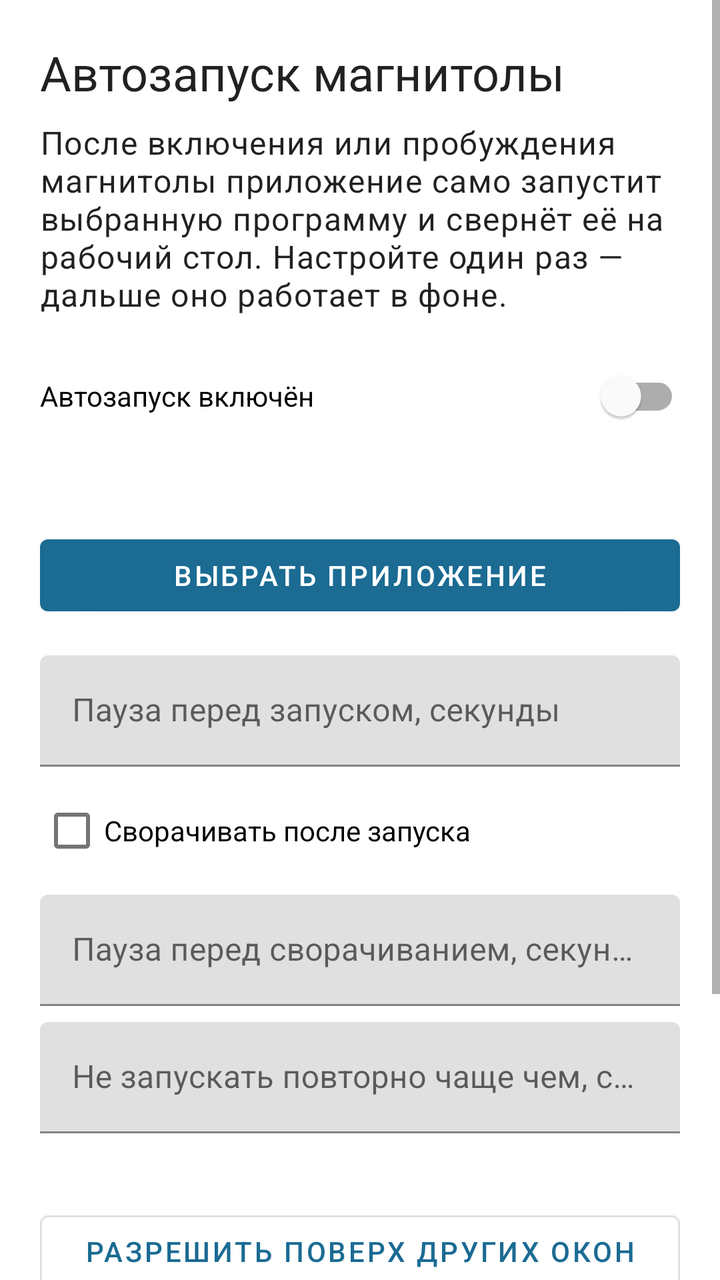
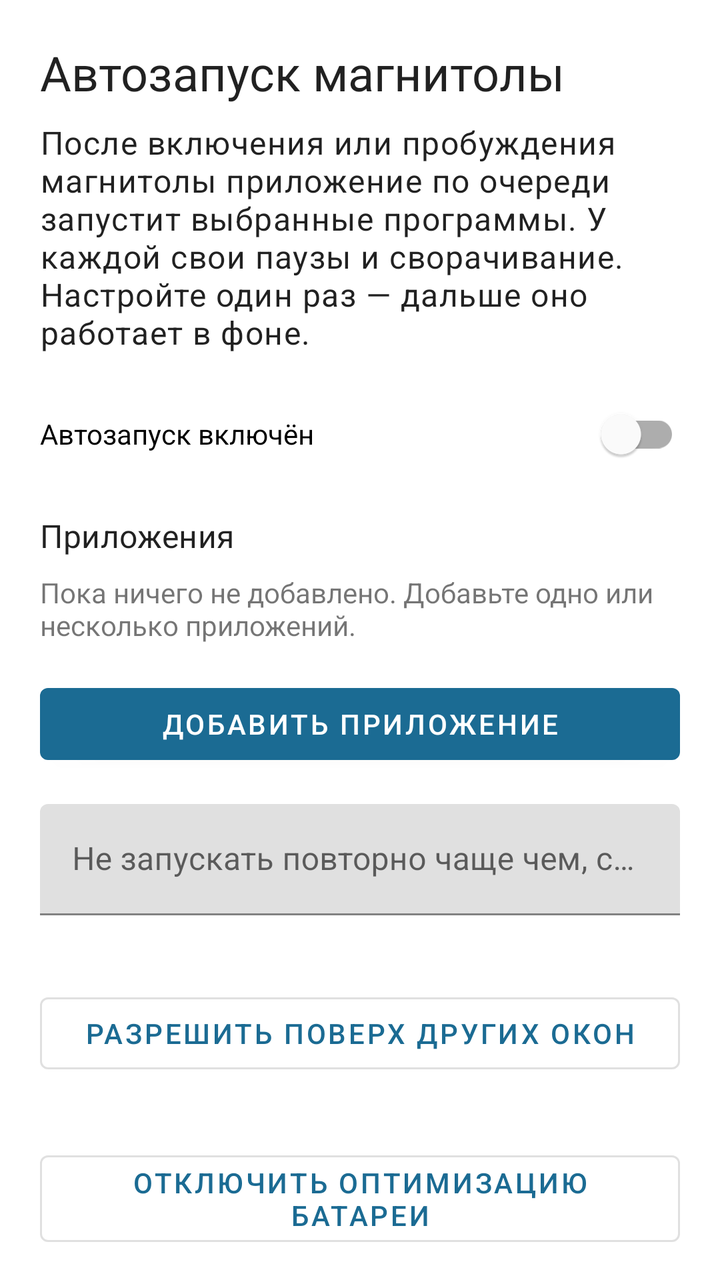

Two renders of the same Android screen: before a commit and after it. Below are the layout's source before the change and the commit's diff.
<!-- AndroidManifest.xml: application theme Theme.HeadunitAutostart -->
<!-- res/layout/activity_main.xml -->
<?xml version="1.0" encoding="utf-8"?>
<ScrollView xmlns:android="http://schemas.android.com/apk/res/android"
    android:layout_width="match_parent"
    android:layout_height="match_parent">

    <LinearLayout
        android:layout_width="match_parent"
        android:layout_height="wrap_content"
        android:orientation="vertical"
        android:padding="20dp">

        <TextView
            android:layout_width="match_parent"
            android:layout_height="wrap_content"
            android:text="@string/app_name"
            android:textAppearance="?attr/textAppearanceHeadline5" />

        <TextView
            android:layout_width="match_parent"
            android:layout_height="wrap_content"
            android:layout_marginTop="8dp"
            android:text="@string/intro"
            android:textAppearance="?attr/textAppearanceBody1" />

        <com.google.android.material.switchmaterial.SwitchMaterial
            android:id="@+id/enabled"
            android:layout_width="match_parent"
            android:layout_height="wrap_content"
            android:layout_marginTop="16dp"
            android:text="@string/enable_autostart" />

        <TextView
            android:id="@+id/targetApp"
            android:layout_width="match_parent"
            android:layout_height="wrap_content"
            android:layout_marginTop="12dp"
            android:textAppearance="?attr/textAppearanceBody1" />

        <com.google.android.material.button.MaterialButton
            android:id="@+id/pickApp"
            android:layout_width="match_parent"
            android:layout_height="wrap_content"
            android:layout_marginTop="8dp"
            android:text="@string/pick_app" />

        <com.google.android.material.textfield.TextInputLayout
            android:layout_width="match_parent"
            android:layout_height="wrap_content"
            android:layout_marginTop="16dp"
            android:hint="@string/launch_delay">

            <com.google.android.material.textfield.TextInputEditText
                android:id="@+id/launchDelay"
                android:layout_width="match_parent"
                android:layout_height="wrap_content"
                android:inputType="number" />
        </com.google.android.material.textfield.TextInputLayout>

        <com.google.android.material.checkbox.MaterialCheckBox
            android:id="@+id/minimize"
            android:layout_width="match_parent"
            android:layout_height="wrap_content"
            android:layout_marginTop="8dp"
            android:text="@string/minimize_after_launch" />

        <com.google.android.material.textfield.TextInputLayout
            android:layout_width="match_parent"
            android:layout_height="wrap_content"
            android:layout_marginTop="8dp"
            android:hint="@string/minimize_delay">

            <com.google.android.material.textfield.TextInputEditText
                android:id="@+id/minimizeDelay"
                android:layout_width="match_parent"
                android:layout_height="wrap_content"
                android:inputType="number" />
        </com.google.android.material.textfield.TextInputLayout>

        <com.google.android.material.textfield.TextInputLayout
            android:layout_width="match_parent"
            android:layout_height="wrap_content"
            android:layout_marginTop="8dp"
            android:hint="@string/cooldown">

            <com.google.android.material.textfield.TextInputEditText
                android:id="@+id/cooldown"
                android:layout_width="match_parent"
                android:layout_height="wrap_content"
                android:inputType="number" />
        </com.google.android.material.textfield.TextInputLayout>

        <TextView
            android:id="@+id/overlayStatus"
            android:layout_width="match_parent"
            android:layout_height="wrap_content"
            android:layout_marginTop="16dp" />

        <com.google.android.material.button.MaterialButton
            android:id="@+id/overlay"
            style="@style/Widget.MaterialComponents.Button.OutlinedButton"
            android:layout_width="match_parent"
            android:layout_height="wrap_content"
            android:text="@string/grant_overlay" />

        <TextView
            android:id="@+id/batteryStatus"
            android:layout_width="match_parent"
            android:layout_height="wrap_content"
            android:layout_marginTop="12dp" />

        <com.google.android.material.button.MaterialButton
            android:id="@+id/battery"
            style="@style/Widget.MaterialComponents.Button.OutlinedButton"
            android:layout_width="match_parent"
            android:layout_height="wrap_content"
            android:text="@string/grant_battery" />

        <com.google.android.material.button.MaterialButton
            android:id="@+id/save"
            android:layout_width="match_parent"
            android:layout_height="wrap_content"
            android:layout_marginTop="20dp"
            android:text="@string/save" />
    </LinearLayout>
</ScrollView>
<!-- resources referenced by this layout -->
<resources>
  <string name="app_name">Автозапуск магнитолы</string>
  <string name="cooldown">Не запускать повторно чаще чем, секунды</string>
  <string name="enable_autostart">Автозапуск включён</string>
  <string name="grant_battery">Отключить оптимизацию батареи</string>
  <string name="grant_overlay">Разрешить поверх других окон</string>
  <string name="intro">После включения или пробуждения магнитолы приложение само запустит выбранную программу и свернёт её на рабочий стол. Настройте один раз — дальше оно работает в фоне.</string>
  <string name="launch_delay">Пауза перед запуском, секунды</string>
  <string name="minimize_after_launch">Сворачивать после запуска</string>
  <string name="minimize_delay">Пауза перед сворачиванием, секунды</string>
  <string name="pick_app">Выбрать приложение</string>
  <string name="save">Сохранить и работать в фоне</string>
  <style name="Theme.HeadunitAutostart" parent="Theme.MaterialComponents.DayNight.NoActionBar">
          <item name="colorPrimary">@color/md_theme_primary</item>
          <item name="colorOnPrimary">@color/md_theme_on_primary</item>
          <item name="colorPrimaryContainer">@color/md_theme_primary_container</item>
          <item name="android:statusBarColor">@color/md_theme_primary</item>
      </style>
  <color name="md_theme_primary">#1B6B93</color>
  <color name="md_theme_on_primary">#FFFFFF</color>
  <color name="md_theme_primary_container">#D4EAF7</color>
</resources>

<!-- the commit's change to res/layout/activity_main.xml (unified diff, before → after) -->
@@ -1,5 +1,5 @@
 <?xml version="1.0" encoding="utf-8"?>
-<ScrollView xmlns:android="http://schemas.android.com/apk/res/android"
+<androidx.core.widget.NestedScrollView xmlns:android="http://schemas.android.com/apk/res/android"
     android:layout_width="match_parent"
     android:layout_height="match_parent">
 
@@ -30,56 +30,37 @@
             android:text="@string/enable_autostart" />
 
         <TextView
-            android:id="@+id/targetApp"
             android:layout_width="match_parent"
             android:layout_height="wrap_content"
-            android:layout_marginTop="12dp"
-            android:textAppearance="?attr/textAppearanceBody1" />
+            android:layout_marginTop="16dp"
+            android:text="@string/apps_section"
+            android:textAppearance="?attr/textAppearanceSubtitle1" />
+
+        <TextView
+            android:id="@+id/emptyTargets"
+            android:layout_width="match_parent"
+            android:layout_height="wrap_content"
+            android:layout_marginTop="8dp"
+            android:text="@string/target_not_selected" />
+
+        <androidx.recyclerview.widget.RecyclerView
+            android:id="@+id/targets"
+            android:layout_width="match_parent"
+            android:layout_height="wrap_content"
+            android:layout_marginTop="8dp"
+            android:nestedScrollingEnabled="false" />
 
         <com.google.android.material.button.MaterialButton
             android:id="@+id/pickApp"
             android:layout_width="match_parent"
             android:layout_height="wrap_content"
             android:layout_marginTop="8dp"
-            android:text="@string/pick_app" />
+            android:text="@string/add_app" />
 
         <com.google.android.material.textfield.TextInputLayout
             android:layout_width="match_parent"
             android:layout_height="wrap_content"
             android:layout_marginTop="16dp"
-            android:hint="@string/launch_delay">
-
-            <com.google.android.material.textfield.TextInputEditText
-                android:id="@+id/launchDelay"
-                android:layout_width="match_parent"
-                android:layout_height="wrap_content"
-                android:inputType="number" />
-        </com.google.android.material.textfield.TextInputLayout>
-
-        <com.google.android.material.checkbox.MaterialCheckBox
-            android:id="@+id/minimize"
-            android:layout_width="match_parent"
-            android:layout_height="wrap_content"
-            android:layout_marginTop="8dp"
-            android:text="@string/minimize_after_launch" />
-
-        <com.google.android.material.textfield.TextInputLayout
-            android:layout_width="match_parent"
-            android:layout_height="wrap_content"
-            android:layout_marginTop="8dp"
-            android:hint="@string/minimize_delay">
-
-            <com.google.android.material.textfield.TextInputEditText
-                android:id="@+id/minimizeDelay"
-                android:layout_width="match_parent"
-                android:layout_height="wrap_content"
-                android:inputType="number" />
-        </com.google.android.material.textfield.TextInputLayout>
-
-        <com.google.android.material.textfield.TextInputLayout
-            android:layout_width="match_parent"
-            android:layout_height="wrap_content"
-            android:layout_marginTop="8dp"
             android:hint="@string/cooldown">
 
             <com.google.android.material.textfield.TextInputEditText
@@ -122,4 +103,4 @@
             android:layout_marginTop="20dp"
             android:text="@string/save" />
     </LinearLayout>
-</ScrollView>
+</androidx.core.widget.NestedScrollView>
<!-- resource entries referenced after the edit -->
@@ -1,16 +1,15 @@
 <!-- resources referenced by this layout -->
 <resources>
+  <string name="add_app">Добавить приложение</string>
   <string name="app_name">Автозапуск магнитолы</string>
+  <string name="apps_section">Приложения</string>
   <string name="cooldown">Не запускать повторно чаще чем, секунды</string>
   <string name="enable_autostart">Автозапуск включён</string>
   <string name="grant_battery">Отключить оптимизацию батареи</string>
   <string name="grant_overlay">Разрешить поверх других окон</string>
-  <string name="intro">После включения или пробуждения магнитолы приложение само запустит выбранную программу и свернёт её на рабочий стол. Настройте один раз — дальше оно работает в фоне.</string>
-  <string name="launch_delay">Пауза перед запуском, секунды</string>
-  <string name="minimize_after_launch">Сворачивать после запуска</string>
-  <string name="minimize_delay">Пауза перед сворачиванием, секунды</string>
-  <string name="pick_app">Выбрать приложение</string>
+  <string name="intro">После включения или пробуждения магнитолы приложение по очереди запустит выбранные программы. У каждой свои паузы и сворачивание. Настройте один раз — дальше оно работает в фоне.</string>
   <string name="save">Сохранить и работать в фоне</string>
+  <string name="target_not_selected">Пока ничего не добавлено. Добавьте одно или несколько приложений.</string>
   <style name="Theme.HeadunitAutostart" parent="Theme.MaterialComponents.DayNight.NoActionBar">
           <item name="colorPrimary">@color/md_theme_primary</item>
           <item name="colorOnPrimary">@color/md_theme_on_primary</item>
